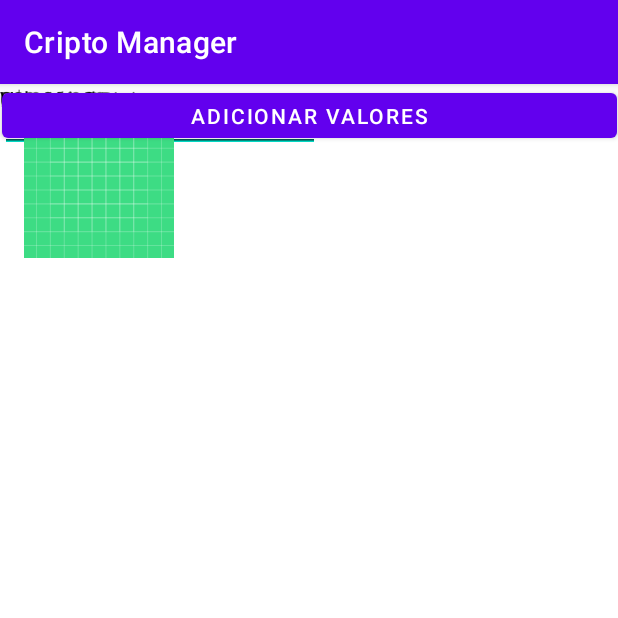
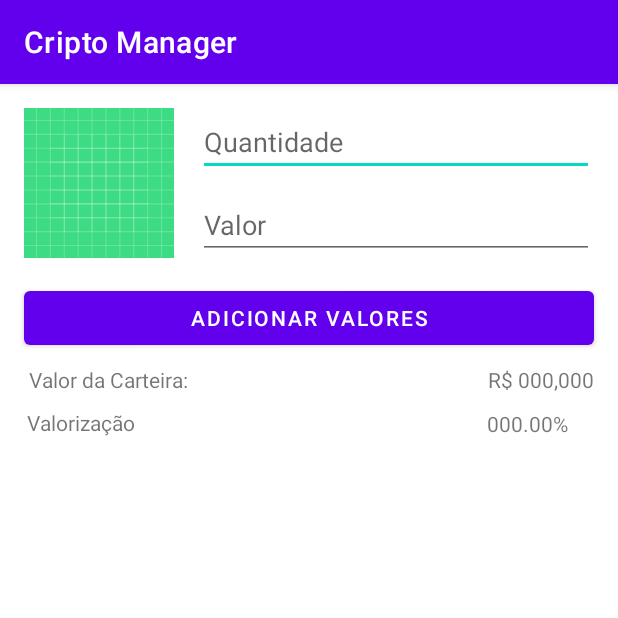
Before and after one commit to amiranda1911/cripto-manager, an Android app: the fragment WalletFragment shown on its own in the app's theme, on a phone screen of 412 x 824 dp, the top half of it. Run offline under Robolectric (Android 15) with nearby library versions, the phone set to English and light mode, and no system bars.

Commit message:
update wallet fragment

```diff
--- a/app/src/main/res/layout/fragment_wallet.xml
+++ b/app/src/main/res/layout/fragment_wallet.xml
@@ -8,57 +8,78 @@
 
     <EditText
         android:id="@+id/editTextNumberDecimal"
-        android:layout_width="wrap_content"
+        android:layout_width="0dp"
         android:layout_height="wrap_content"
+        android:layout_marginStart="16dp"
+        android:layout_marginTop="16dp"
+        android:layout_marginEnd="16dp"
         android:ems="10"
+        android:hint="Quantidade"
         android:inputType="numberDecimal"
-        tools:layout_editor_absoluteX="219dp"
-        tools:layout_editor_absoluteY="16dp" />
+        app:layout_constraintEnd_toEndOf="parent"
+        app:layout_constraintHorizontal_bias="1.0"
+        app:layout_constraintStart_toEndOf="@+id/coinIcon"
+        app:layout_constraintTop_toTopOf="parent" />
 
     <EditText
         android:id="@+id/editTextNumberDecimal2"
         android:layout_width="0dp"
         android:layout_height="wrap_content"
+        android:layout_marginStart="16dp"
+        android:layout_marginTop="10dp"
+        android:layout_marginEnd="16dp"
         android:ems="10"
+        android:hint="Valor"
         android:inputType="numberDecimal"
-        tools:layout_editor_absoluteX="219dp"
-        tools:layout_editor_absoluteY="71dp" />
+        app:layout_constraintEnd_toEndOf="parent"
+        app:layout_constraintStart_toEndOf="@+id/coinIcon"
+        app:layout_constraintTop_toBottomOf="@+id/editTextNumberDecimal" />
 
     <androidx.recyclerview.widget.RecyclerView
-        android:layout_width="443dp"
-        android:layout_height="749dp"
-        tools:layout_editor_absoluteX="0dp"
-        tools:layout_editor_absoluteY="247dp" />
+        android:layout_width="match_parent"
+        android:layout_height="0dp"
+        android:layout_marginTop="16dp"
+        app:layout_constraintBottom_toBottomOf="parent"
+        app:layout_constraintEnd_toEndOf="parent"
+        app:layout_constraintStart_toStartOf="parent"
+        app:layout_constraintTop_toBottomOf="@+id/cotation" />
 
     <Button
         android:id="@+id/button"
-        android:layout_width="410dp"
-        android:layout_height="42dp"
+        android:layout_width="0dp"
+        android:layout_height="wrap_content"
         android:layout_marginStart="16dp"
+        android:layout_marginTop="15dp"
         android:layout_marginEnd="16dp"
         android:text="Adicionar valores"
         app:layout_constraintEnd_toEndOf="parent"
         app:layout_constraintStart_toStartOf="parent"
-        tools:layout_editor_absoluteY="131dp" />
+        app:layout_constraintTop_toBottomOf="@+id/editTextNumberDecimal2" />
 
     <TextView
-        android:id="@+id/textView"
+        android:id="@+id/totalValue"
         android:layout_width="wrap_content"
         android:layout_height="wrap_content"
+        android:layout_marginTop="7dp"
+        android:layout_marginEnd="16dp"
+        android:layout_marginBottom="10dp"
         android:text="R$ 000,000"
-        tools:layout_editor_absoluteX="361dp"
-        tools:layout_editor_absoluteY="187dp" />
+        app:layout_constraintBottom_toTopOf="@+id/cotation"
+        app:layout_constraintEnd_toEndOf="parent"
+        app:layout_constraintTop_toBottomOf="@+id/button" />
 
     <TextView
-        android:id="@+id/textView"
+        android:id="@+id/cotation"
         android:layout_width="wrap_content"
         android:layout_height="wrap_content"
+        android:layout_marginTop="10dp"
+        android:layout_marginEnd="33dp"
         android:text="000.00%"
-        tools:layout_editor_absoluteX="361dp"
-        tools:layout_editor_absoluteY="216dp" />
+        app:layout_constraintEnd_toEndOf="parent"
+        app:layout_constraintTop_toBottomOf="@+id/totalValue" />
 
     <ImageView
-        android:id="@+id/imageView"
+        android:id="@+id/coinIcon"
         android:layout_width="100dp"
         android:layout_height="100dp"
         android:layout_marginStart="16dp"
@@ -68,34 +89,23 @@
         app:layout_constraintTop_toTopOf="parent" />
 
     <TextView
-        android:id="@+id/textView2"
-        android:layout_width="wrap_content"
-        android:layout_height="wrap_content"
-        android:text="Quantidade:"
-        tools:layout_editor_absoluteX="126dp"
-        tools:layout_editor_absoluteY="26dp" />
-
-    <TextView
-        android:id="@+id/textView3"
-        android:layout_width="wrap_content"
-        android:layout_height="wrap_content"
-        android:text="Valor em BRL"
-        tools:layout_editor_absoluteX="126dp"
-        tools:layout_editor_absoluteY="86dp" />
-
-    <TextView
         android:id="@+id/textView4"
         android:layout_width="wrap_content"
         android:layout_height="wrap_content"
+        android:layout_marginStart="19dp"
+        android:layout_marginTop="7dp"
         android:text="Valor da Carteira:"
-        tools:layout_editor_absoluteX="19dp"
-        tools:layout_editor_absoluteY="187dp" />
+        app:layout_constraintStart_toStartOf="parent"
+        app:layout_constraintTop_toBottomOf="@+id/button" />
 
     <TextView
-        android:id="@+id/textView4"
+        android:id="@+id/textView"
         android:layout_width="wrap_content"
         android:layout_height="wrap_content"
-        android:text="Valorização:"
-        tools:layout_editor_absoluteX="19dp"
-        tools:layout_editor_absoluteY="216dp" />
+        android:layout_marginStart="18dp"
+        android:layout_marginTop="9dp"
+        android:text="Valorização"
+        app:layout_constraintStart_toStartOf="parent"
+        app:layout_constraintTop_toBottomOf="@+id/textView4" />
+
 </androidx.constraintlayout.widget.ConstraintLayout>
```
